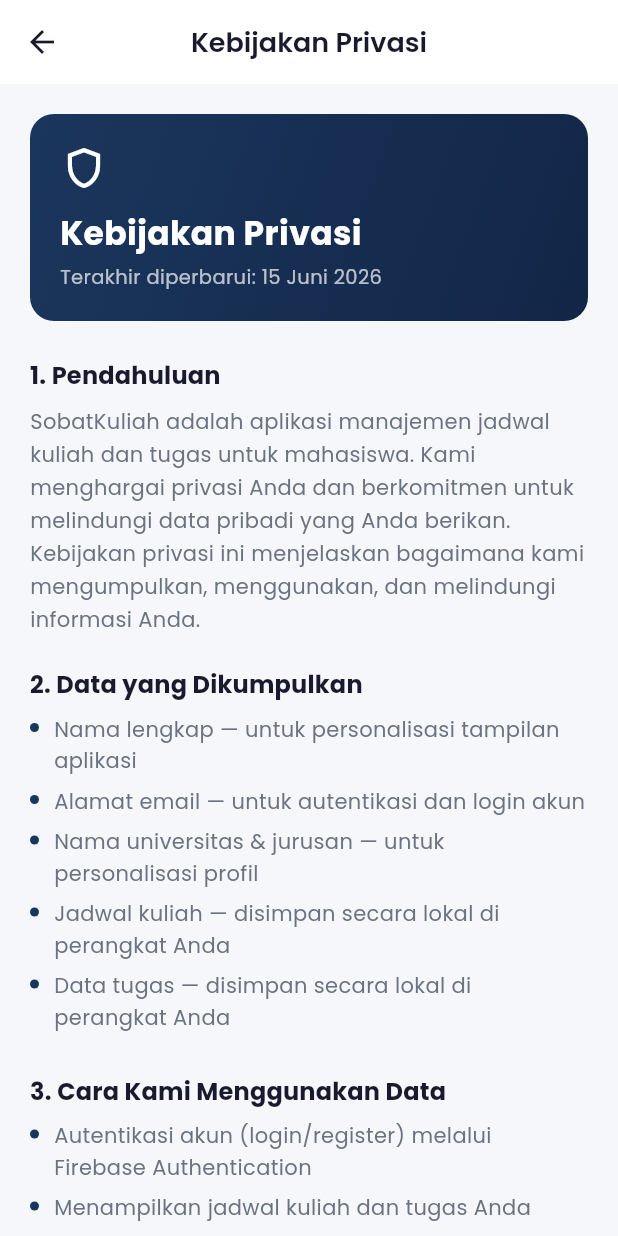
After one commit to RiveRyxaa/jadwal_mahasiswa, a Flutter app: the screen it shows after launch, after a tap on "Kebijakan Privasi", on a phone screen of 412 x 824 dp. The commit adds this screen. Run offline on Flutter 3.47's test engine with Material 3 defaults, Android fonts, the phone set to English and light mode, and no system bars; our stand-ins replace firebase_auth, firebase_core, flutter_local_notifications, google_fonts, google_sign_in, shared_preferences and 1 more; accounts and stored records are empty.

Commit message:
Play Store: ganti package name, tambah privacy policy, konfigurasi release build

```diff
--- a/lib/screens/auth/login_screen.dart
+++ b/lib/screens/auth/login_screen.dart
@@ -6,6 +6,7 @@ import '../../widgets/custom_text_field.dart';
 import '../../widgets/custom_button.dart';
 import 'register_screen.dart';
 import 'forgot_password_screen.dart';
+import '../profil/privacy_policy_screen.dart';
 
 class LoginScreen extends StatefulWidget {
   const LoginScreen({super.key});
@@ -353,6 +354,22 @@ class _LoginScreenState extends State<LoginScreen>
                     const SizedBox(height: 32),
 
                     // Footer
+                    GestureDetector(
+                      onTap: () {
+                        Navigator.of(context).push(
+                          MaterialPageRoute(builder: (_) => const PrivacyPolicyScreen()),
+                        );
+                      },
+                      child: Text(
+                        'Kebijakan Privasi',
+                        style: Theme.of(context).textTheme.bodySmall?.copyWith(
+                              color: AppColors.primaryPurple,
+                              fontWeight: FontWeight.w600,
+                              fontSize: 12,
+                            ),
+                      ),
+                    ),
+                    const SizedBox(height: 8),
                     Text(
                       '© 2026 SobatKuliah. Hak cipta dilindungi.',
                       style: Theme.of(context).textTheme.bodySmall?.copyWith(
--- a/lib/screens/dashboard/dashboard_screen.dart
+++ b/lib/screens/dashboard/dashboard_screen.dart
@@ -81,9 +81,9 @@ class _DashboardScreenState extends State<DashboardScreen> {
               Row(children: [
                 Expanded(child: _StatCard(
                   icon: Icons.menu_book_rounded,
-                  value: totalTugas > 0 ? ((selesai / totalTugas) * 4).toStringAsFixed(2) : '0.00',
-                  label: 'IPK • ${DateFormat('yyyy').format(now)}',
-                  badge: 'RATA-RATA AKADEMIK',
+                  value: totalTugas > 0 ? '${((selesai / totalTugas) * 100).toStringAsFixed(0)}%' : '0%',
+                  label: 'Progres ${DateFormat('yyyy').format(now)}',
+                  badge: 'PENYELESAIAN TUGAS',
                   isDark: isDark,
                 )),
                 const SizedBox(width: 12),
--- /dev/null
+++ b/lib/screens/profil/privacy_policy_screen.dart
@@ -0,0 +1,346 @@
+import 'package:flutter/material.dart';
+import '../../config/app_theme.dart';
+
+class PrivacyPolicyScreen extends StatelessWidget {
+  const PrivacyPolicyScreen({super.key});
+
+  @override
+  Widget build(BuildContext context) {
+    final isDark = Theme.of(context).brightness == Brightness.dark;
+
+    return Scaffold(
+      appBar: AppBar(
+        title: const Text('Kebijakan Privasi'),
+      ),
+      body: SingleChildScrollView(
+        padding: const EdgeInsets.all(20),
+        child: Column(
+          crossAxisAlignment: CrossAxisAlignment.start,
+          children: [
+            // Header
+            Container(
+              width: double.infinity,
+              padding: const EdgeInsets.all(20),
+              decoration: BoxDecoration(
+                gradient: LinearGradient(
+                  colors: [AppColors.primaryPurple, AppColors.primaryPurpleDark],
+                  begin: Alignment.topLeft,
+                  end: Alignment.bottomRight,
+                ),
+                borderRadius: BorderRadius.circular(16),
+              ),
+              child: Column(
+                crossAxisAlignment: CrossAxisAlignment.start,
+                children: [
+                  const Icon(Icons.shield_outlined, color: Colors.white, size: 32),
+                  const SizedBox(height: 12),
+                  const Text(
+                    'Kebijakan Privasi',
+                    style: TextStyle(color: Colors.white, fontSize: 22, fontWeight: FontWeight.bold),
+                  ),
+                  const SizedBox(height: 4),
+                  Text(
+                    'Terakhir diperbarui: 15 Juni 2026',
+                    style: TextStyle(color: Colors.white.withValues(alpha: 0.7), fontSize: 13),
+                  ),
+                ],
+              ),
+            ),
+            const SizedBox(height: 24),
+
+            _SectionTitle('1. Pendahuluan', isDark),
+            _SectionBody(
+              'SobatKuliah adalah aplikasi manajemen jadwal kuliah dan tugas untuk mahasiswa. '
+              'Kami menghargai privasi Anda dan berkomitmen untuk melindungi data pribadi yang Anda berikan. '
+              'Kebijakan privasi ini menjelaskan bagaimana kami mengumpulkan, menggunakan, dan melindungi informasi Anda.',
+              isDark,
+            ),
+            const SizedBox(height: 20),
+
+            _SectionTitle('2. Data yang Dikumpulkan', isDark),
+            _BulletList([
+              'Nama lengkap — untuk personalisasi tampilan aplikasi',
+              'Alamat email — untuk autentikasi dan login akun',
+              'Nama universitas & jurusan — untuk personalisasi profil',
+              'Jadwal kuliah — disimpan secara lokal di perangkat Anda',
+              'Data tugas — disimpan secara lokal di perangkat Anda',
+            ], isDark),
+            const SizedBox(height: 20),
+
+            _SectionTitle('3. Cara Kami Menggunakan Data', isDark),
+            _BulletList([
+              'Autentikasi akun (login/register) melalui Firebase Authentication',
+              'Menampilkan jadwal kuliah dan tugas Anda',
+              'Mengirim notifikasi pengingat jadwal dan deadline tugas',
+              'Menyediakan fitur reset password melalui email',
+              'Personalisasi tampilan aplikasi (nama, avatar)',
+            ], isDark),
+            const SizedBox(height: 20),
+
+            _SectionTitle('4. Penyimpanan Data', isDark),
+            _SectionBody(
+              'Data autentikasi (email, password terenkripsi) disimpan di Firebase Authentication yang dikelola oleh Google. '
+              'Data jadwal kuliah dan tugas disimpan secara lokal di perangkat Anda menggunakan SharedPreferences. '
+              'Kami tidak mengunggah data jadwal atau tugas Anda ke server manapun.',
+              isDark,
+            ),
+            const SizedBox(height: 20),
+
+            _SectionTitle('5. Izin Aplikasi', isDark),
+            _PermissionItem(
+              icon: Icons.notifications_outlined,
+              title: 'Notifikasi',
+              desc: 'Untuk mengirim pengingat jadwal kuliah dan deadline tugas',
+              isDark: isDark,
+            ),
+            _PermissionItem(
+              icon: Icons.alarm_outlined,
+              title: 'Alarm Tepat Waktu',
+              desc: 'Untuk menjadwalkan notifikasi pada waktu yang tepat',
+              isDark: isDark,
+            ),
+            _PermissionItem(
+              icon: Icons.restart_alt_outlined,
+              title: 'Boot Completed',
+              desc: 'Untuk menjadwalkan ulang notifikasi setelah perangkat di-restart',
+              isDark: isDark,
+            ),
+            _PermissionItem(
+              icon: Icons.vibration_outlined,
+              title: 'Getaran',
+              desc: 'Untuk memberikan getaran saat notifikasi masuk',
+              isDark: isDark,
+            ),
+            const SizedBox(height: 20),
+
+            _SectionTitle('6. Keamanan Data', isDark),
+            _SectionBody(
+              'Kami menggunakan Firebase Authentication dari Google yang menyediakan enkripsi dan keamanan tingkat industri. '
+              'Password Anda tidak pernah disimpan dalam bentuk teks biasa. '
+              'Data lokal disimpan di penyimpanan internal aplikasi yang tidak dapat diakses oleh aplikasi lain.',
+              isDark,
+            ),
+            const SizedBox(height: 20),
+
+            _SectionTitle('7. Hak Pengguna', isDark),
+            _BulletList([
+              'Mengubah data profil (nama, universitas, jurusan) kapan saja',
+              'Mengubah password akun',
+              'Menghapus data jadwal dan tugas secara mandiri',
+              'Menghapus akun dengan menghubungi developer',
+              'Menonaktifkan notifikasi melalui pengaturan perangkat',
+            ], isDark),
+            const SizedBox(height: 20),
+
+            _SectionTitle('8. Layanan Pihak Ketiga', isDark),
+            _BulletList([
+              'Firebase Authentication — untuk autentikasi pengguna',
+              'Google Sign-In — untuk login menggunakan akun Google',
+              'Google Fonts — untuk tampilan font aplikasi',
+            ], isDark),
+            _SectionBody(
+              '\nLayanan pihak ketiga ini memiliki kebijakan privasi masing-masing. '
+              'Kami menyarankan Anda untuk membaca kebijakan privasi mereka.',
+              isDark,
+            ),
+            const SizedBox(height: 20),
+
+            _SectionTitle('9. Perubahan Kebijakan', isDark),
+            _SectionBody(
+              'Kami dapat memperbarui kebijakan privasi ini dari waktu ke waktu. '
+              'Perubahan akan diinformasikan melalui pembaruan aplikasi. '
+              'Dengan terus menggunakan aplikasi, Anda menyetujui kebijakan privasi yang berlaku.',
+              isDark,
+            ),
+            const SizedBox(height: 20),
+
+            _SectionTitle('10. Hubungi Kami', isDark),
+            _SectionBody(
+              'Jika Anda memiliki pertanyaan tentang kebijakan privasi ini, silakan hubungi kami:',
+              isDark,
+            ),
+            const SizedBox(height: 8),
+            Container(
+              width: double.infinity,
+              padding: const EdgeInsets.all(16),
+              decoration: BoxDecoration(
+                color: isDark ? AppColors.darkCard : AppColors.primaryPurpleVeryLight,
+                borderRadius: BorderRadius.circular(12),
+                border: Border.all(color: isDark ? AppColors.darkBorder : AppColors.divider),
+              ),
+              child: Column(
+                crossAxisAlignment: CrossAxisAlignment.start,
+                children: [
+                  Row(children: [
+                    Icon(Icons.email_outlined, size: 18, color: AppColors.primaryPurple),
+                    const SizedBox(width: 8),
+                    Text(
+                      'sobatkuliah.dev@gmail.com',
+                      style: TextStyle(
+                        color: AppColors.primaryPurple,
+                        fontWeight: FontWeight.w600,
+                        fontSize: 14,
+                      ),
+                    ),
+                  ]),
+                  const SizedBox(height: 8),
+                  Row(children: [
+                    Icon(Icons.person_outlined, size: 18, color: isDark ? AppColors.darkTextSecondary : AppColors.textSecondary),
+                    const SizedBox(width: 8),
+                    Text(
+                      'Developer: RiveRyxa',
+                      style: TextStyle(
+                        color: isDark ? AppColors.darkTextSecondary : AppColors.textSecondary,
+                        fontSize: 13,
+                      ),
+                    ),
+                  ]),
+                ],
+              ),
+            ),
+            const SizedBox(height: 32),
+
+            // Footer
+            Center(
+              child: Text(
+                '© 2026 SobatKuliah. Hak cipta dilindungi.',
+                style: TextStyle(
+                  color: isDark ? AppColors.darkTextSecondary : AppColors.textHint,
+                  fontSize: 12,
+                ),
+              ),
+            ),
+            const SizedBox(height: 20),
+          ],
+        ),
+      ),
+    );
+  }
+}
+
+// ── Section Title ──
+class _SectionTitle extends StatelessWidget {
+  final String text;
+  final bool isDark;
+  const _SectionTitle(this.text, this.isDark);
+
+  @override
+  Widget build(BuildContext context) {
+    return Padding(
+      padding: const EdgeInsets.only(bottom: 8),
+      child: Text(
+        text,
+        style: Theme.of(context).textTheme.titleMedium?.copyWith(
+          fontWeight: FontWeight.bold,
+          color: isDark ? AppColors.darkTextPrimary : AppColors.textPrimary,
+        ),
+      ),
+    );
+  }
+}
+
+// ── Section Body ──
+class _SectionBody extends StatelessWidget {
+  final String text;
+  final bool isDark;
+  const _SectionBody(this.text, this.isDark);
+
+  @override
+  Widget build(BuildContext context) {
+    return Text(
+      text,
+      style: TextStyle(
+        fontSize: 14,
+        height: 1.6,
+        color: isDark ? AppColors.darkTextSecondary : AppColors.textSecondary,
+      ),
+    );
+  }
+}
+
+// ── Bullet List ──
+class _BulletList extends StatelessWidget {
+  final List<String> items;
+  final bool isDark;
+  const _BulletList(this.items, this.isDark);
+
+  @override
+  Widget build(BuildContext context) {
+    return Column(
+      children: items.map((item) => Padding(
+        padding: const EdgeInsets.only(bottom: 6),
+        child: Row(
+          crossAxisAlignment: CrossAxisAlignment.start,
+          children: [
+            Padding(
+              padding: const EdgeInsets.only(top: 6),
+              child: Container(
+                width: 6, height: 6,
+                decoration: BoxDecoration(
+                  color: AppColors.primaryPurple,
+                  shape: BoxShape.circle,
+                ),
+              ),
+            ),
+            const SizedBox(width: 10),
+            Expanded(
+              child: Text(
+                item,
+                style: TextStyle(
+                  fontSize: 14,
+                  height: 1.5,
+                  color: isDark ? AppColors.darkTextSecondary : AppColors.textSecondary,
+                ),
+              ),
+            ),
+          ],
+        ),
+      )).toList(),
+    );
+  }
+}
+
+// ── Permission Item ──
+class _PermissionItem extends StatelessWidget {
+  final IconData icon;
+  final String title;
+  final String desc;
+  final bool isDark;
+  const _PermissionItem({required this.icon, required this.title, required this.desc, required this.isDark});
+
+  @override
+  Widget build(BuildContext context) {
+    return Container(
+      margin: const EdgeInsets.only(bottom: 8),
+      padding: const EdgeInsets.all(14),
+      decoration: BoxDecoration(
+        color: isDark ? AppColors.darkCard : AppColors.white,
+        borderRadius: BorderRadius.circular(12),
+        border: Border.all(color: isDark ? AppColors.darkBorder : AppColors.divider),
+      ),
+      child: Row(
+        children: [
+          Container(
+            width: 40, height: 40,
+            decoration: BoxDecoration(
+              color: AppColors.primaryPurple.withValues(alpha: 0.1),
+              borderRadius: BorderRadius.circular(10),
+            ),
+            child: Icon(icon, color: AppColors.primaryPurple, size: 22),
+          ),
+          const SizedBox(width: 12),
+          Expanded(
+            child: Column(
+              crossAxisAlignment: CrossAxisAlignment.start,
+              children: [
+                Text(title, style: const TextStyle(fontWeight: FontWeight.w600, fontSize: 14)),
+                const SizedBox(height: 2),
+                Text(desc, style: TextStyle(fontSize: 12, color: isDark ? AppColors.darkTextSecondary : AppColors.textSecondary)),
+              ],
+            ),
+          ),
+        ],
+      ),
+    );
+  }
+}
--- a/lib/screens/profil/profil_screen.dart
+++ b/lib/screens/profil/profil_screen.dart
@@ -6,6 +6,7 @@ import '../../providers/theme_provider.dart';
 import '../../widgets/custom_text_field.dart';
 import '../../widgets/custom_button.dart';
 import 'contact_screen.dart';
+import 'privacy_policy_screen.dart';
 
 class ProfilScreen extends StatefulWidget {
   const ProfilScreen({super.key});
@@ -91,6 +92,9 @@ class _ProfilScreenState extends State<ProfilScreen> {
               trailing: Switch(value: themeProv.isDarkMode, onChanged: (_) => themeProv.toggleTheme(), activeTrackColor: AppColors.primaryPurple),
               onTap: () => themeProv.toggleTheme(),
             ),
+            _SettingsTile(icon: Icons.shield_outlined, title: 'Kebijakan Privasi', onTap: () {
+              Navigator.of(context).push(MaterialPageRoute(builder: (_) => const PrivacyPolicyScreen()));
+            }),
             const SizedBox(height: 8),
             _SettingsTile(icon: Icons.logout, title: 'Keluar', iconColor: AppColors.error, titleColor: AppColors.error, onTap: () {
               showDialog(context: context, builder: (ctx) => AlertDialog(
--- a/pubspec.yaml
+++ b/pubspec.yaml
@@ -1,5 +1,5 @@
 name: apk_mahasiswa
-description: "A new Flutter project."
+description: "SobatKuliah - Aplikasi manajemen jadwal kuliah dan tugas pintar untuk mahasiswa Indonesia."
 # The following line prevents the package from being accidentally published to
 # pub.dev using `flutter pub publish`. This is preferred for private packages.
 publish_to: 'none' # Remove this line if you wish to publish to pub.dev
```
Also changed, not shown: 6 other files.
